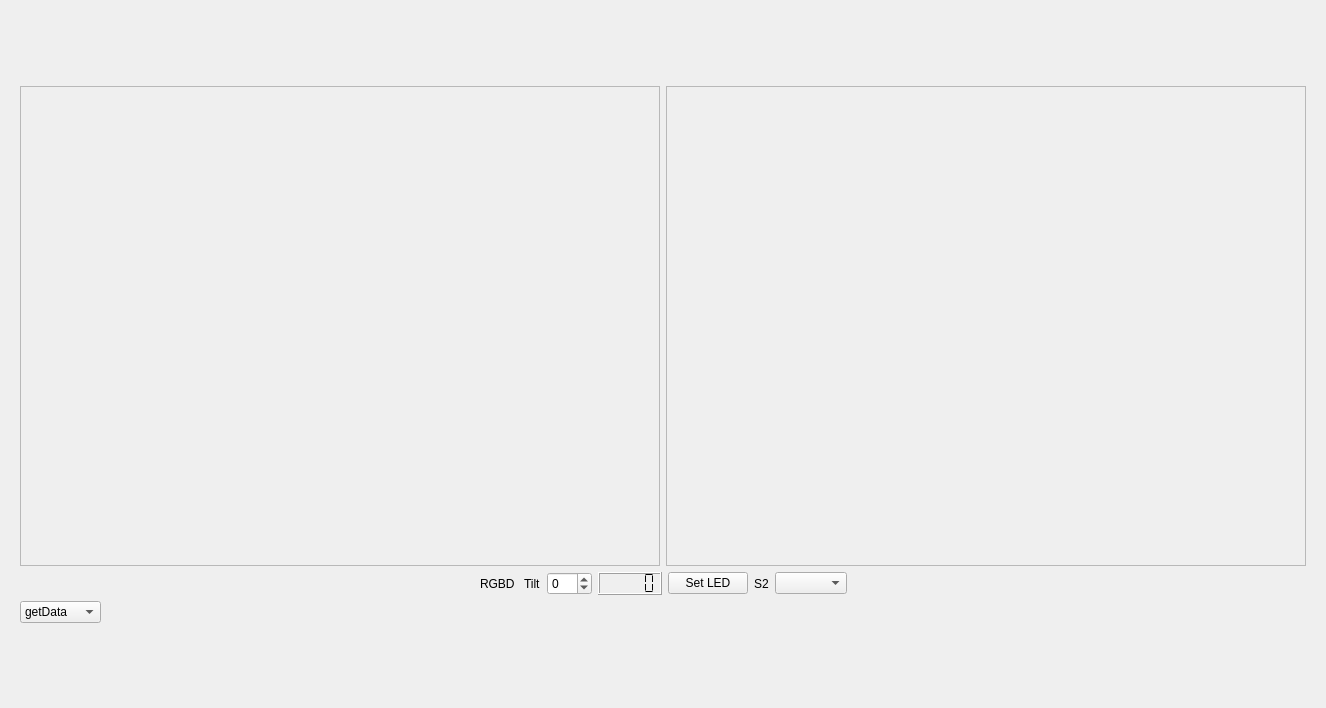
Before: the Qt Designer form rcmonitor/kinectDlg.ui in robocomp/tools, drawn with Qt 5.
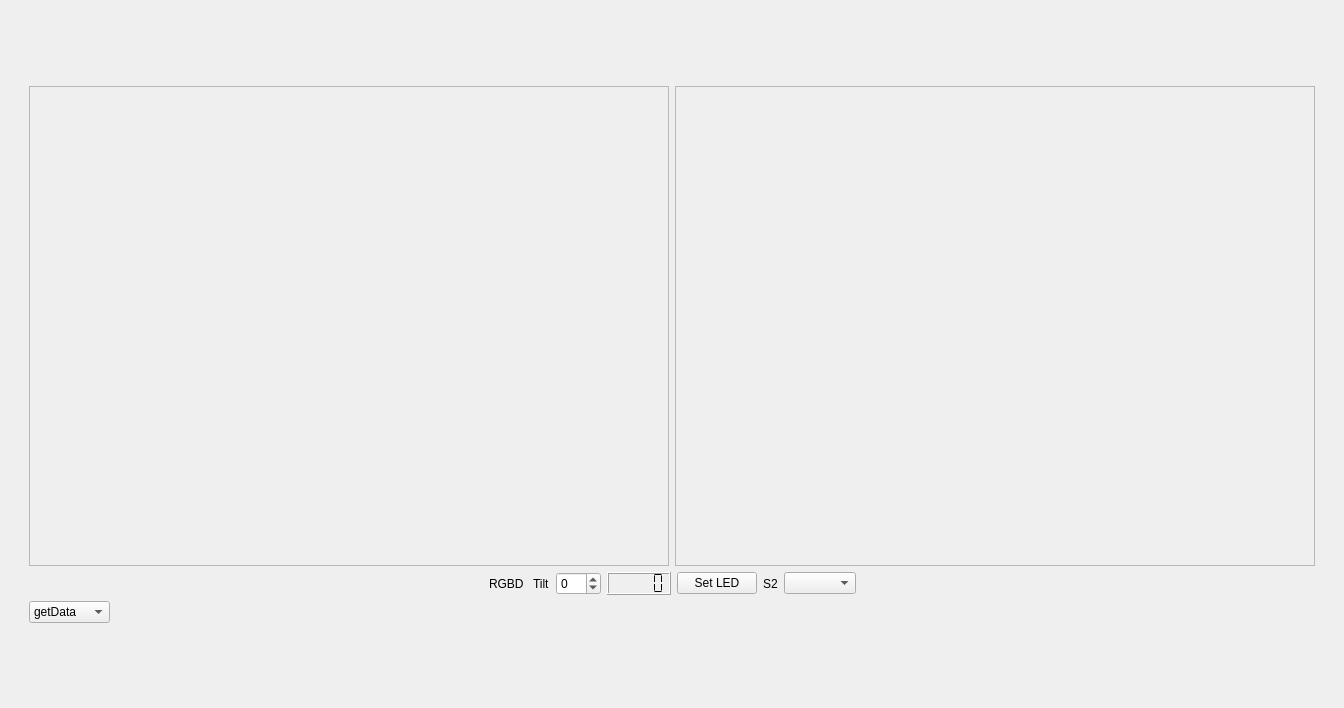
After: the same form once the commit is applied.

Commit message:
Added option to visualize data from getXYZByteStream method.
7bbbbc1d0b35b4fbde2b6c3b9e042f00900d1021

Diff of the .ui file:
```diff
--- a/rcmonitor/kinectDlg.ui
+++ b/rcmonitor/kinectDlg.ui
@@ -6,7 +6,7 @@
    <rect>
     <x>0</x>
     <y>0</y>
-    <width>1326</width>
+    <width>1344</width>
     <height>708</height>
    </rect>
   </property>
```
Left out of the diff: 5 changed lines with no effect on the pictures.
